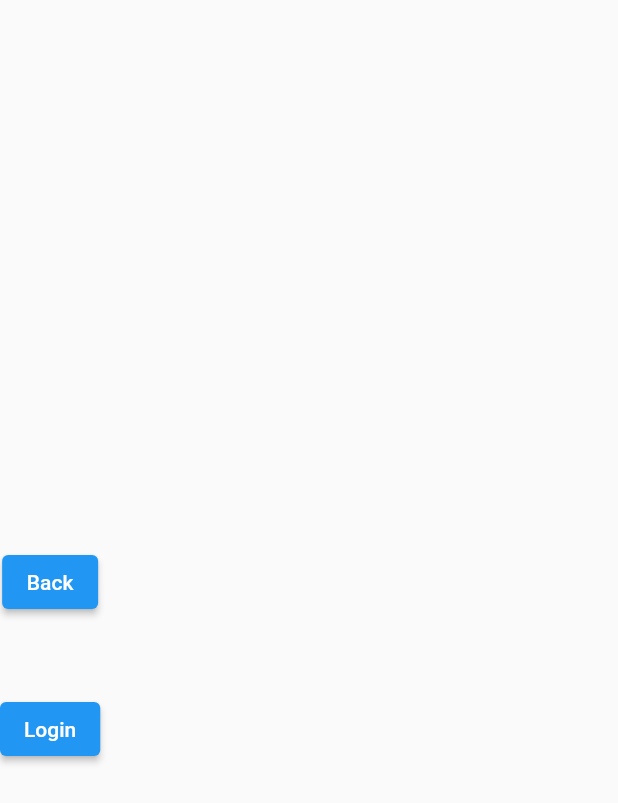
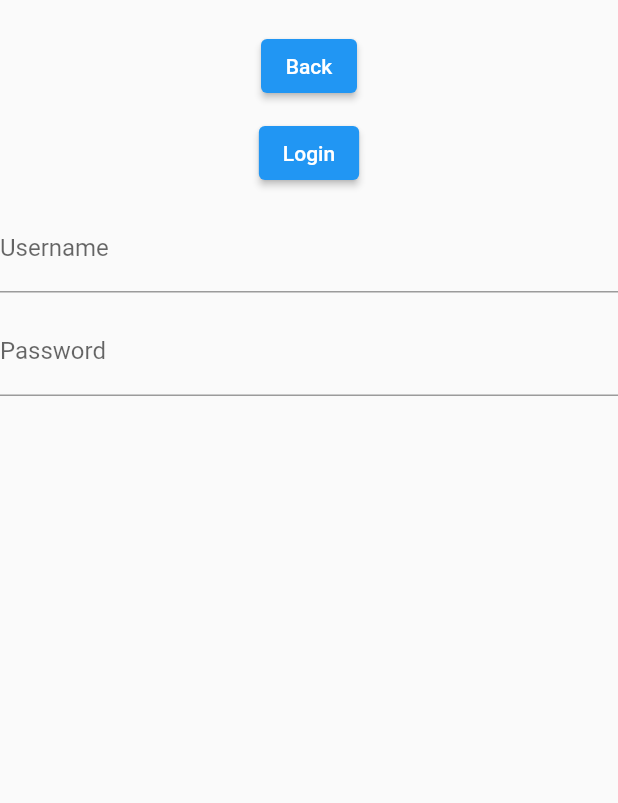
Before and after one commit to tamvu07/flutter_BloC, a Flutter app: the screen it shows after launch, after a tap on "Go Screen Login", on a phone screen of 412 x 824 dp. Shown: the top 803 px of the screen. Run offline on Flutter 3.47's test engine with Material 2 defaults, Android fonts, the light colour scheme and no system bars; our stand-ins replace bloc, chopper, flutter_bloc; accounts and stored records are empty; generated files the repository leaves out were written again.

Commit message:
* xong tạo username va password voi TextEditingController lấy  username va password truyen qua Bloc bởi StartLoginEvent

```diff
--- a/demo_bloc_call_api/lib/features/login/bloc/login_bloc.dart
+++ b/demo_bloc_call_api/lib/features/login/bloc/login_bloc.dart
@@ -26,7 +26,7 @@
   FutureOr<void> startLogin(
       StartLoginEvent event, Emitter<LoginState> emit) async {
 
-    final loginInPut = LoginInPutModel(username: "user@yahoo.com", password: "12345612", deviceToken: "", deviceType: 3);
+    final loginInPut = LoginInPutModel(username: event.username, password: event.password, deviceToken: "", deviceType: 3);
 
     emit(LoadingLoginState());
 
--- a/demo_bloc_call_api/lib/features/login/bloc/login_event.dart
+++ b/demo_bloc_call_api/lib/features/login/bloc/login_event.dart
@@ -5,4 +5,9 @@
 abstract class LoginEvent {}
 
 
-class StartLoginEvent extends LoginEvent{}
+class StartLoginEvent extends LoginEvent{
+  final String username;
+  final String password;
+
+  StartLoginEvent(this.username,this.password);
+}
--- a/demo_bloc_call_api/lib/features/login/loginScreen.dart
+++ b/demo_bloc_call_api/lib/features/login/loginScreen.dart
@@ -1,3 +1,5 @@
+import 'dart:async';
+
 import 'package:demo_bloc_call_api/features/login/auth/model_converter.dart';
 import 'package:demo_bloc_call_api/features/login/bloc/login_bloc.dart';
 import 'package:demo_bloc_call_api/features/login/bloc/login_event.dart';
@@ -19,6 +21,10 @@
 }
 
 class _LoginScreenState extends State<LoginScreen> {
+
+  final TextEditingController _usernameController = TextEditingController();
+  final TextEditingController _passwordController = TextEditingController();
+
   @override
   Widget build(BuildContext context) {
     return LoginProvider(
@@ -56,12 +62,16 @@
                     );
                 }
                 return Column(
-                  mainAxisAlignment: MainAxisAlignment.center,
+                  mainAxisAlignment: MainAxisAlignment.start,
                   children: [
-                    SizedBox(height: 50),
+                    const SizedBox(height: 20),
                     _customButton(() => _actionBack(context), "Back"),
-                    SizedBox(height: 50),
+                    const SizedBox(height: 10),
                     _customButton(() => _actionLogin(context), "Login"),
+                    const SizedBox(height: 10),
+                    _textUserName(context),
+                    const SizedBox(height: 10),
+                    _textPassword(context)
                   ],
                 );
               })),
@@ -78,6 +88,26 @@
   }
 
   _actionLogin(BuildContext context) {
-    context.read<LoginBloc>().add(StartLoginEvent());
+    String username = _usernameController.text;
+    String password = _passwordController.text;
+    context.read<LoginBloc>().add(StartLoginEvent(username, password));
+  }
+
+  Widget _textUserName(BuildContext context) {
+    return TextField(
+      controller: _usernameController,
+      decoration: const InputDecoration(
+        labelText: 'Username',
+      ),
+    );
+  }
+
+  Widget _textPassword(BuildContext context) {
+    return TextField(
+      controller: _passwordController,
+      decoration: const InputDecoration(
+        labelText: 'Password',
+      ),
+    );
   }
 }
```
Also changed, not shown: demo_bloc_call_api/lib/features/post/posts/posts_event.dart (line endings or trailing spaces).
